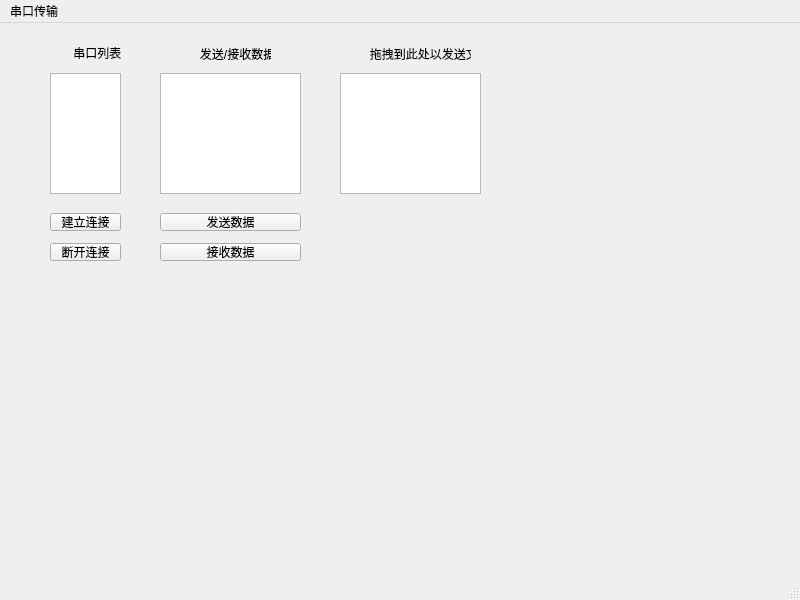
Before: the Qt Designer form src/mainwindow.ui in daydalek/SerialAssis, drawn with Qt 5.
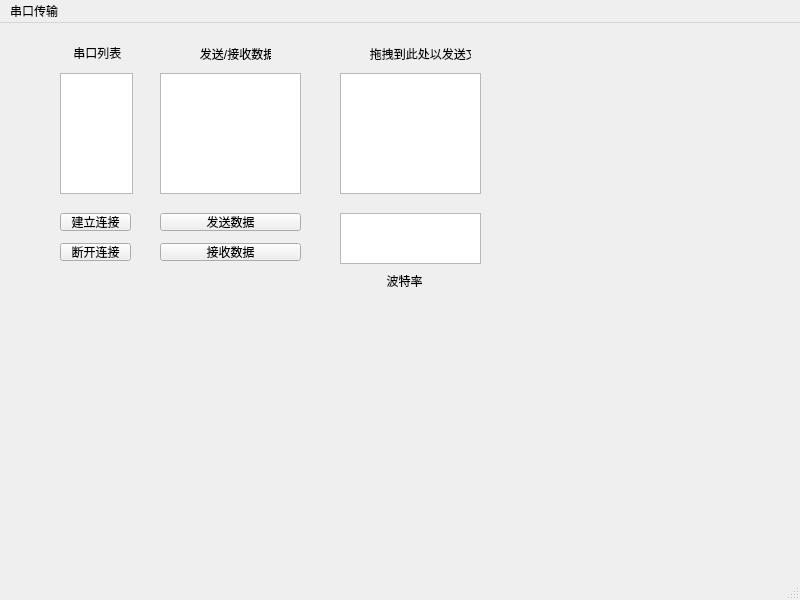
After: the same form once the commit is applied.

Diff of the .ui file:
```diff
--- a/src/mainwindow.ui
+++ b/src/mainwindow.ui
@@ -17,7 +17,7 @@
    <widget class="QPushButton" name="EstablishConnectionButton">
     <property name="geometry">
      <rect>
-      <x>50</x>
+      <x>60</x>
       <y>190</y>
       <width>71</width>
       <height>18</height>
@@ -30,7 +30,7 @@
    <widget class="QPushButton" name="StopConnectionButton">
     <property name="geometry">
      <rect>
-      <x>50</x>
+      <x>60</x>
       <y>220</y>
       <width>71</width>
       <height>18</height>
@@ -40,16 +40,6 @@
      <string>断开连接</string>
     </property>
    </widget>
-   <widget class="QListView" name="SerialList">
-    <property name="geometry">
-     <rect>
-      <x>50</x>
-      <y>50</y>
-      <width>71</width>
-      <height>121</height>
-     </rect>
-    </property>
-   </widget>
    <widget class="QLabel" name="SerialListLabel">
     <property name="geometry">
      <rect>
@@ -135,6 +125,39 @@
      <string>接收数据</string>
     </property>
    </widget>
+   <widget class="QListView" name="SerialList">
+    <property name="geometry">
+     <rect>
+      <x>60</x>
+      <y>50</y>
+      <width>73</width>
+      <height>121</height>
+     </rect>
+    </property>
+   </widget>
+   <widget class="QListView" name="BaudRateList">
+    <property name="geometry">
+     <rect>
+      <x>340</x>
+      <y>190</y>
+      <width>141</width>
+      <height>51</height>
+     </rect>
+    </property>
+   </widget>
+   <widget class="QLabel" name="label">
+    <property name="geometry">
+     <rect>
+      <x>380</x>
+      <y>250</y>
+      <width>54</width>
+      <height>16</height>
+     </rect>
+    </property>
+    <property name="text">
+     <string>  波特率</string>
+    </property>
+   </widget>
   </widget>
   <widget class="QStatusBar" name="statusbar"/>
   <widget class="QMenuBar" name="menubar">
```
Left out of the diff: 2 changed lines with no effect on the pictures.
